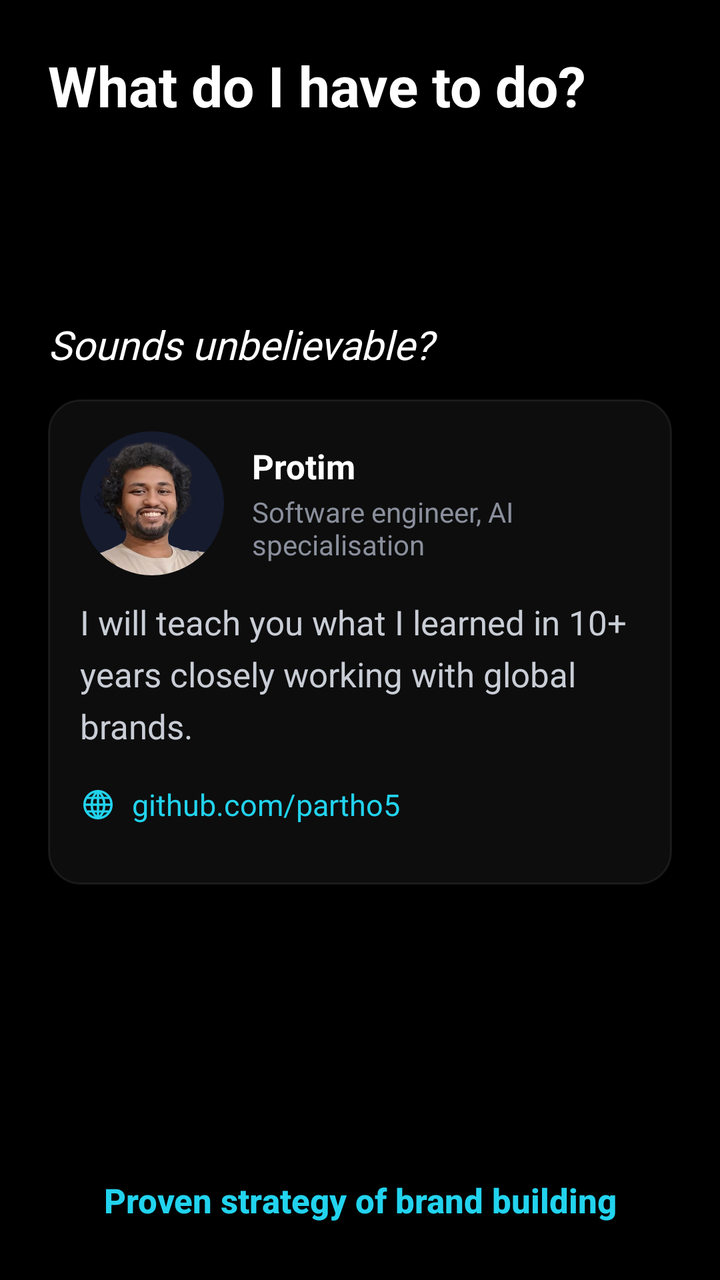
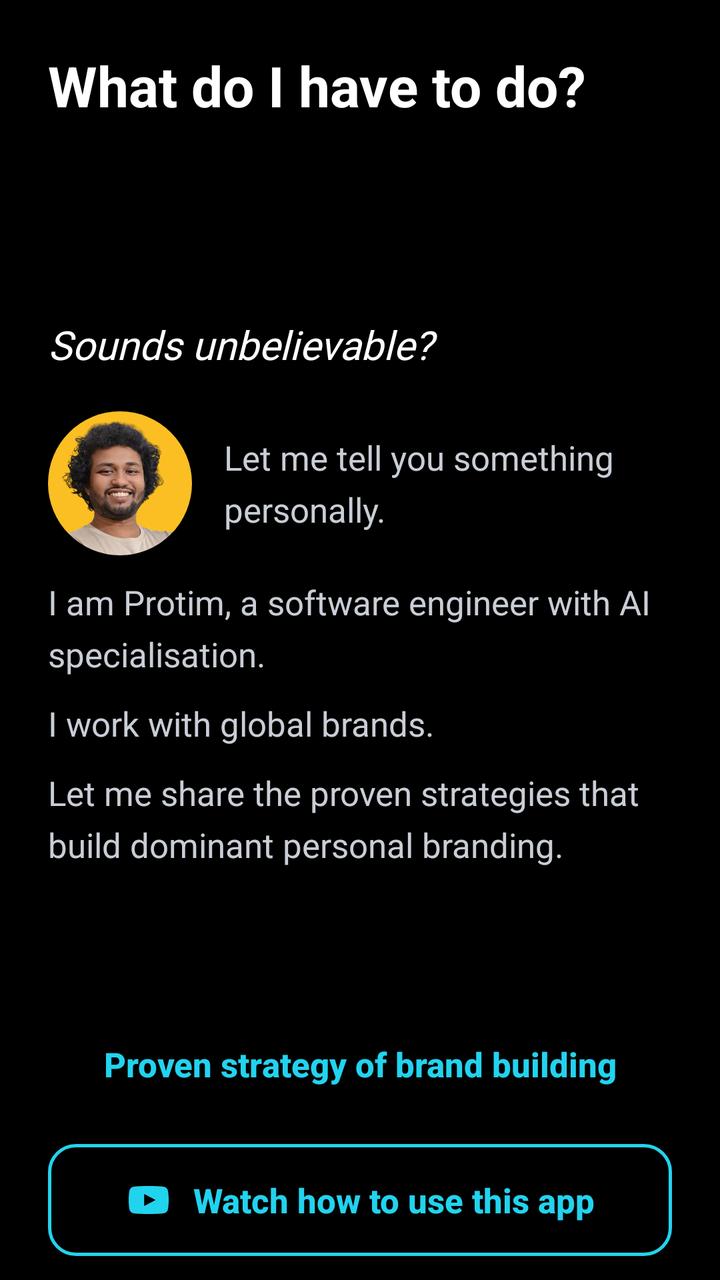

Compare the two renders of this Android layout. The source of the first and the diff that turns it into the second are given below.
<!-- AndroidManifest.xml: application theme Theme.CustomScreen -->
<!-- res/layout/item_onboarding_todo.xml -->
<?xml version="1.0" encoding="utf-8"?>
<LinearLayout xmlns:android="http://schemas.android.com/apk/res/android"
    xmlns:app="http://schemas.android.com/apk/res-auto"
    style="@style/OnbPage">

    <TextView
        style="@style/OnbTitle"
        android:text="@string/onb_title_todo" />

    <ScrollView style="@style/OnbScroll">

        <LinearLayout
            android:layout_width="match_parent"
            android:layout_height="wrap_content"
            android:orientation="vertical">

            <TextView
                android:id="@+id/onb_todo_talk"
                style="@style/OnbBody" />

            <TextView
                android:id="@+id/onb_todo_grow"
                style="@style/OnbBody"
                android:layout_marginTop="12dp" />

            <TextView
                android:layout_width="match_parent"
                android:layout_height="wrap_content"
                android:layout_marginTop="20dp"
                android:fontFamily="@font/bitter"
                android:text="@string/onb_todo_doubt"
                android:textColor="@color/onb_title"
                android:textSize="20sp"
                android:textStyle="italic" />

            <LinearLayout
                android:layout_width="match_parent"
                android:layout_height="wrap_content"
                android:layout_marginTop="14dp"
                android:background="@drawable/bg_onb_card"
                android:orientation="vertical"
                android:padding="16dp">

                <LinearLayout
                    android:layout_width="match_parent"
                    android:layout_height="wrap_content"
                    android:gravity="center_vertical"
                    android:orientation="horizontal">

                    <com.google.android.material.imageview.ShapeableImageView
                        android:layout_width="72dp"
                        android:layout_height="72dp"
                        android:background="#161B2E"
                        android:contentDescription="@string/onb_founder_photo_desc"
                        android:scaleType="centerCrop"
                        android:src="@drawable/founder_photo"
                        app:shapeAppearanceOverlay="@style/OnbCircle" />

                    <LinearLayout
                        android:layout_width="0dp"
                        android:layout_height="wrap_content"
                        android:layout_marginStart="14dp"
                        android:layout_weight="1"
                        android:orientation="vertical">

                        <TextView
                            android:layout_width="wrap_content"
                            android:layout_height="wrap_content"
                            android:text="@string/onb_founder_name"
                            android:textColor="@color/onb_title"
                            android:textSize="17sp"
                            android:textStyle="bold" />

                        <TextView
                            android:layout_width="wrap_content"
                            android:layout_height="wrap_content"
                            android:layout_marginTop="2dp"
                            android:text="@string/onb_founder_role"
                            android:textColor="@color/onb_muted"
                            android:textSize="14sp" />
                    </LinearLayout>
                </LinearLayout>

                <TextView
                    style="@style/OnbBody"
                    android:layout_marginTop="12dp"
                    android:text="@string/onb_founder_promise" />

                
                <LinearLayout
                    android:id="@+id/onb_founder_github"
                    android:layout_width="wrap_content"
                    android:layout_height="wrap_content"
                    android:layout_marginTop="4dp"
                    android:background="?attr/selectableItemBackground"
                    android:clickable="true"
                    android:focusable="true"
                    android:gravity="center_vertical"
                    android:minHeight="48dp"
                    android:orientation="horizontal">

                    <ImageView
                        android:layout_width="18dp"
                        android:layout_height="18dp"
                        android:importantForAccessibility="no"
                        android:src="@drawable/ic_web"
                        app:tint="@color/onb_accent" />

                    <TextView
                        android:layout_width="wrap_content"
                        android:layout_height="wrap_content"
                        android:layout_marginStart="8dp"
                        android:text="@string/onb_founder_github"
                        android:textColor="@color/onb_accent"
                        android:textSize="15sp" />
                </LinearLayout>
            </LinearLayout>
        </LinearLayout>
    </ScrollView>

    <Button
        android:id="@+id/btn_onb_strategy"
        style="@style/Widget.MaterialComponents.Button.OutlinedButton"
        android:layout_width="match_parent"
        android:layout_height="56dp"
        android:layout_marginTop="12dp"
        android:layout_marginBottom="12dp"
        android:insetTop="0dp"
        android:insetBottom="0dp"
        android:letterSpacing="0"
        android:text="@string/onb_brand_strategy"
        android:textAllCaps="false"
        android:textColor="@color/onb_accent"
        android:textSize="17sp"
        android:textStyle="bold"
        app:cornerRadius="14dp"
        app:rippleColor="@color/onb_progress_track"
        app:strokeColor="@color/onb_accent"
        app:strokeWidth="1.5dp" />
</LinearLayout>
<!-- resources referenced by this layout -->
<resources>
  <color name="onb_accent">#22D3EE</color>
  <color name="onb_muted">#8A8F9C</color>
  <color name="onb_progress_track">#26FFFFFF</color>
  <color name="onb_title">#FFFFFF</color>
  <!-- drawable bg_onb_card (drawable) -->
  <?xml version="1.0" encoding="utf-8"?>
  <shape xmlns:android="http://schemas.android.com/apk/res/android"
      android:shape="rectangle">
      <solid android:color="#0DFFFFFF" />
      <stroke
          android:width="1dp"
          android:color="#14FFFFFF" />
      <corners android:radius="16dp" />
  </shape>
  <!-- drawable ic_web (drawable) -->
  <vector xmlns:android="http://schemas.android.com/apk/res/android"
      android:width="24dp"
      android:height="24dp"
      android:viewportWidth="24"
      android:viewportHeight="24">
    
    <path
        android:strokeColor="#FFFFFFFF"
        android:strokeWidth="1.6"
        android:pathData="M12,3a9,9 0,1 0,0 18a9,9 0,1 0,0 -18z"/>
    
    <path
        android:strokeColor="#FFFFFFFF"
        android:strokeWidth="1.6"
        android:pathData="M12,3c-3.2,2.4 -4.2,5.6 -4.2,9s1,6.6 4.2,9c3.2,-2.4 4.2,-5.6 4.2,-9s-1,-6.6 -4.2,-9z"/>
    
    <path
        android:strokeColor="#FFFFFFFF"
        android:strokeWidth="1.6"
        android:pathData="M12,3v18M3,12h18"/>
    
    <path
        android:strokeColor="#FFFFFFFF"
        android:strokeWidth="1.4"
        android:pathData="M4.6,7.5h14.8M4.6,16.5h14.8"/>
  </vector>
  <string name="onb_brand_strategy">Proven strategy of brand building</string>
  <string name="onb_founder_github">github.com/partho5</string>
  <string name="onb_founder_name">Protim</string>
  <string name="onb_founder_photo_desc">Photo of Protim</string>
  <string name="onb_founder_promise">I will teach you what I learned in 10+ years closely working with global brands.</string>
  <string name="onb_founder_role">Software engineer, AI specialisation</string>
  <string name="onb_title_todo">What do I have to do?</string>
  <string name="onb_todo_doubt">Sounds unbelievable?</string>
  <style name="OnbBody">
          <item name="android:layout_width">match_parent</item>
          <item name="android:layout_height">wrap_content</item>
          <item name="android:lineHeight">26sp</item>
          <item name="android:textColor">@color/onb_body</item>
          <item name="android:textSize">17sp</item>
      </style>
  <style name="OnbCircle">
          <item name="cornerSize">50%</item>
      </style>
  <style name="OnbPage">
          <item name="android:layout_width">match_parent</item>
          <item name="android:layout_height">match_parent</item>
          <item name="android:orientation">vertical</item>
          <item name="android:paddingStart">24dp</item>
          <item name="android:paddingEnd">24dp</item>
          <item name="android:paddingTop">24dp</item>
      </style>
  <style name="OnbTitle">
          <item name="android:layout_width">match_parent</item>
          <item name="android:layout_height">wrap_content</item>
          <item name="android:accessibilityHeading">true</item>
          <item name="android:textColor">@color/onb_title</item>
          <item name="android:textSize">28sp</item>
          <item name="android:textStyle">bold</item>
      </style>
  <color name="onb_body">#C9CDD6</color>
  <!-- unchanged entries left out for length: 3 -->
</resources>

<!-- the commit's change to res/layout/item_onboarding_todo.xml (unified diff, before → after) -->
@@ -33,108 +33,63 @@
                 android:textSize="20sp"
                 android:textStyle="italic" />
 
+            
             <LinearLayout
                 android:layout_width="match_parent"
                 android:layout_height="wrap_content"
-                android:layout_marginTop="14dp"
-                android:background="@drawable/bg_onb_card"
-                android:orientation="vertical"
-                android:padding="16dp">
+                android:layout_marginTop="20dp"
+                android:gravity="center_vertical"
+                android:orientation="horizontal">
 
-                <LinearLayout
-                    android:layout_width="match_parent"
-                    android:layout_height="wrap_content"
-                    android:gravity="center_vertical"
-                    android:orientation="horizontal">
-
-                    <com.google.android.material.imageview.ShapeableImageView
-                        android:layout_width="72dp"
-                        android:layout_height="72dp"
-                        android:background="#161B2E"
-                        android:contentDescription="@string/onb_founder_photo_desc"
-                        android:scaleType="centerCrop"
-                        android:src="@drawable/founder_photo"
-                        app:shapeAppearanceOverlay="@style/OnbCircle" />
-
-                    <LinearLayout
-                        android:layout_width="0dp"
-                        android:layout_height="wrap_content"
-                        android:layout_marginStart="14dp"
-                        android:layout_weight="1"
-                        android:orientation="vertical">
-
-                        <TextView
-                            android:layout_width="wrap_content"
-                            android:layout_height="wrap_content"
-                            android:text="@string/onb_founder_name"
-                            android:textColor="@color/onb_title"
-                            android:textSize="17sp"
-                            android:textStyle="bold" />
-
-                        <TextView
-                            android:layout_width="wrap_content"
-                            android:layout_height="wrap_content"
-                            android:layout_marginTop="2dp"
-                            android:text="@string/onb_founder_role"
-                            android:textColor="@color/onb_muted"
-                            android:textSize="14sp" />
-                    </LinearLayout>
-                </LinearLayout>
+                <com.google.android.material.imageview.ShapeableImageView
+                    android:layout_width="72dp"
+                    android:layout_height="72dp"
+                    android:background="@color/onb_highlight"
+                    android:contentDescription="@string/onb_founder_photo_desc"
+                    android:scaleType="centerCrop"
+                    android:src="@drawable/founder_photo"
+                    app:shapeAppearanceOverlay="@style/OnbCircle" />
 
                 <TextView
                     style="@style/OnbBody"
-                    android:layout_marginTop="12dp"
-                    android:text="@string/onb_founder_promise" />
+                    android:layout_width="0dp"
+                    android:layout_marginStart="16dp"
+                    android:layout_weight="1"
+                    android:text="@string/onb_note_personal" />
+            </LinearLayout>
 
-                
-                <LinearLayout
-                    android:id="@+id/onb_founder_github"
-                    android:layout_width="wrap_content"
-                    android:layout_height="wrap_content"
-                    android:layout_marginTop="4dp"
-                    android:background="?attr/selectableItemBackground"
-                    android:clickable="true"
-                    android:focusable="true"
-                    android:gravity="center_vertical"
-                    android:minHeight="48dp"
-                    android:orientation="horizontal">
+            <TextView
+                style="@style/OnbBody"
+                android:layout_marginTop="12dp"
+                android:text="@string/onb_note_intro" />
 
-                    <ImageView
-                        android:layout_width="18dp"
-                        android:layout_height="18dp"
-                        android:importantForAccessibility="no"
-                        android:src="@drawable/ic_web"
-                        app:tint="@color/onb_accent" />
+            <TextView
+                style="@style/OnbBody"
+                android:layout_marginTop="12dp"
+                android:text="@string/onb_note_brands" />
 
-                    <TextView
-                        android:layout_width="wrap_content"
-                        android:layout_height="wrap_content"
-                        android:layout_marginStart="8dp"
-                        android:text="@string/onb_founder_github"
-                        android:textColor="@color/onb_accent"
-                        android:textSize="15sp" />
-                </LinearLayout>
-            </LinearLayout>
+            <TextView
+                style="@style/OnbBody"
+                android:layout_marginTop="12dp"
+                android:text="@string/onb_note_secrets" />
         </LinearLayout>
     </ScrollView>
 
+    
     <Button
         android:id="@+id/btn_onb_strategy"
-        style="@style/Widget.MaterialComponents.Button.OutlinedButton"
-        android:layout_width="match_parent"
-        android:layout_height="56dp"
-        android:layout_marginTop="12dp"
+        style="@style/OnbOutlinedButton"
+        android:text="@string/onb_brand_strategy" />
+
+    
+    <com.google.android.material.button.MaterialButton
+        android:id="@+id/btn_onb_watch"
+        style="@style/OnbOutlinedButton"
         android:layout_marginBottom="12dp"
-        android:insetTop="0dp"
-        android:insetBottom="0dp"
-        android:letterSpacing="0"
-        android:text="@string/onb_brand_strategy"
-        android:textAllCaps="false"
-        android:textColor="@color/onb_accent"
-        android:textSize="17sp"
-        android:textStyle="bold"
-        app:cornerRadius="14dp"
-        app:rippleColor="@color/onb_progress_track"
-        app:strokeColor="@color/onb_accent"
-        app:strokeWidth="1.5dp" />
+        android:text="@string/onb_watch_how"
+        app:icon="@drawable/ic_youtube"
+        app:iconGravity="textStart"
+        app:iconPadding="10dp"
+        app:iconSize="24dp"
+        app:iconTint="@color/onb_accent" />
 </LinearLayout>
<!-- resource entries referenced after the edit -->
@@ -1,54 +1,28 @@
 <!-- resources referenced by this layout -->
 <resources>
   <color name="onb_accent">#22D3EE</color>
-  <color name="onb_muted">#8A8F9C</color>
+  <color name="onb_highlight">#FBBF24</color>
   <color name="onb_progress_track">#26FFFFFF</color>
   <color name="onb_title">#FFFFFF</color>
-  <!-- drawable bg_onb_card (drawable) -->
-  <?xml version="1.0" encoding="utf-8"?>
-  <shape xmlns:android="http://schemas.android.com/apk/res/android"
-      android:shape="rectangle">
-      <solid android:color="#0DFFFFFF" />
-      <stroke
-          android:width="1dp"
-          android:color="#14FFFFFF" />
-      <corners android:radius="16dp" />
-  </shape>
-  <!-- drawable ic_web (drawable) -->
+  <!-- drawable ic_youtube (drawable) -->
   <vector xmlns:android="http://schemas.android.com/apk/res/android"
       android:width="24dp"
       android:height="24dp"
       android:viewportWidth="24"
       android:viewportHeight="24">
-    
     <path
-        android:strokeColor="#FFFFFFFF"
-        android:strokeWidth="1.6"
-        android:pathData="M12,3a9,9 0,1 0,0 18a9,9 0,1 0,0 -18z"/>
-    
-    <path
-        android:strokeColor="#FFFFFFFF"
-        android:strokeWidth="1.6"
-        android:pathData="M12,3c-3.2,2.4 -4.2,5.6 -4.2,9s1,6.6 4.2,9c3.2,-2.4 4.2,-5.6 4.2,-9s-1,-6.6 -4.2,-9z"/>
-    
-    <path
-        android:strokeColor="#FFFFFFFF"
-        android:strokeWidth="1.6"
-        android:pathData="M12,3v18M3,12h18"/>
-    
-    <path
-        android:strokeColor="#FFFFFFFF"
-        android:strokeWidth="1.4"
-        android:pathData="M4.6,7.5h14.8M4.6,16.5h14.8"/>
+        android:fillColor="#FFFFFFFF"
+        android:pathData="M21.58,7.19c-0.23,-0.86 -0.91,-1.54 -1.77,-1.77C18.25,5 12,5 12,5s-6.25,0 -7.81,0.42c-0.86,0.23 -1.54,0.91 -1.77,1.77C2,8.75 2,12 2,12s0,3.25 0.42,4.81c0.23,0.86 0.91,1.54 1.77,1.77C5.75,19 12,19 12,19s6.25,0 7.81,-0.42c0.86,-0.23 1.54,-0.91 1.77,-1.77C22,15.25 22,12 22,12s0,-3.25 -0.42,-4.81zM9.75,15.02V8.98L15.5,12l-5.75,3.02z"/>
   </vector>
   <string name="onb_brand_strategy">Proven strategy of brand building</string>
-  <string name="onb_founder_github">github.com/partho5</string>
-  <string name="onb_founder_name">Protim</string>
   <string name="onb_founder_photo_desc">Photo of Protim</string>
-  <string name="onb_founder_promise">I will teach you what I learned in 10+ years closely working with global brands.</string>
-  <string name="onb_founder_role">Software engineer, AI specialisation</string>
+  <string name="onb_note_brands">I work with global brands.</string>
+  <string name="onb_note_intro">I am Protim, a software engineer with AI specialisation.</string>
+  <string name="onb_note_personal">Let me tell you something personally.</string>
+  <string name="onb_note_secrets">Let me share the proven strategies that build dominant personal branding.</string>
   <string name="onb_title_todo">What do I have to do?</string>
   <string name="onb_todo_doubt">Sounds unbelievable?</string>
+  <string name="onb_watch_how">Watch how to use this app</string>
   <style name="OnbBody">
           <item name="android:layout_width">match_parent</item>
           <item name="android:layout_height">wrap_content</item>
@@ -58,6 +32,22 @@
       </style>
   <style name="OnbCircle">
           <item name="cornerSize">50%</item>
+      </style>
+  <style name="OnbOutlinedButton" parent="Widget.MaterialComponents.Button.OutlinedButton">
+          <item name="android:layout_width">match_parent</item>
+          <item name="android:layout_height">56dp</item>
+          <item name="android:layout_marginTop">12dp</item>
+          <item name="android:insetTop">0dp</item>
+          <item name="android:insetBottom">0dp</item>
+          <item name="android:letterSpacing">0</item>
+          <item name="android:textAllCaps">false</item>
+          <item name="android:textColor">@color/onb_accent</item>
+          <item name="android:textSize">17sp</item>
+          <item name="android:textStyle">bold</item>
+          <item name="cornerRadius">14dp</item>
+          <item name="rippleColor">@color/onb_progress_track</item>
+          <item name="strokeColor">@color/onb_accent</item>
+          <item name="strokeWidth">1.5dp</item>
       </style>
   <style name="OnbPage">
           <item name="android:layout_width">match_parent</item>
